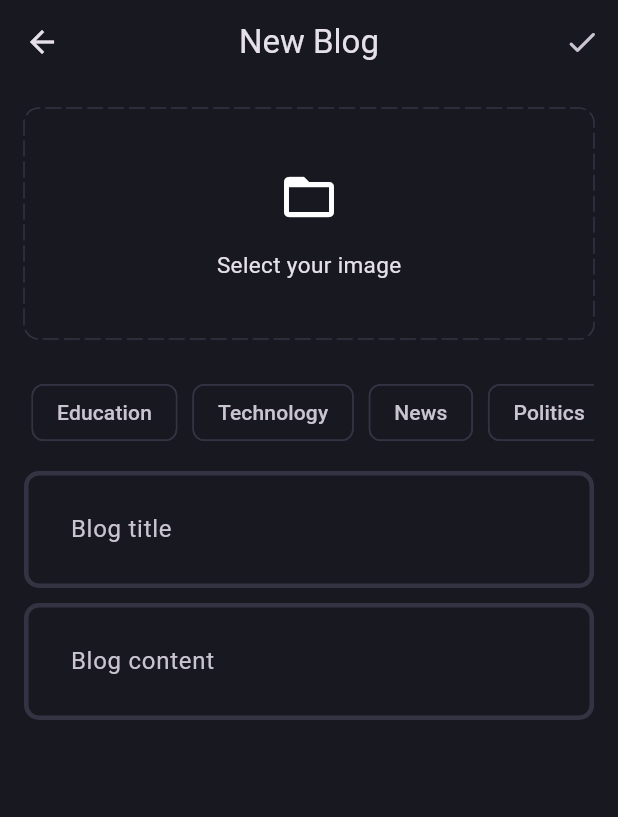
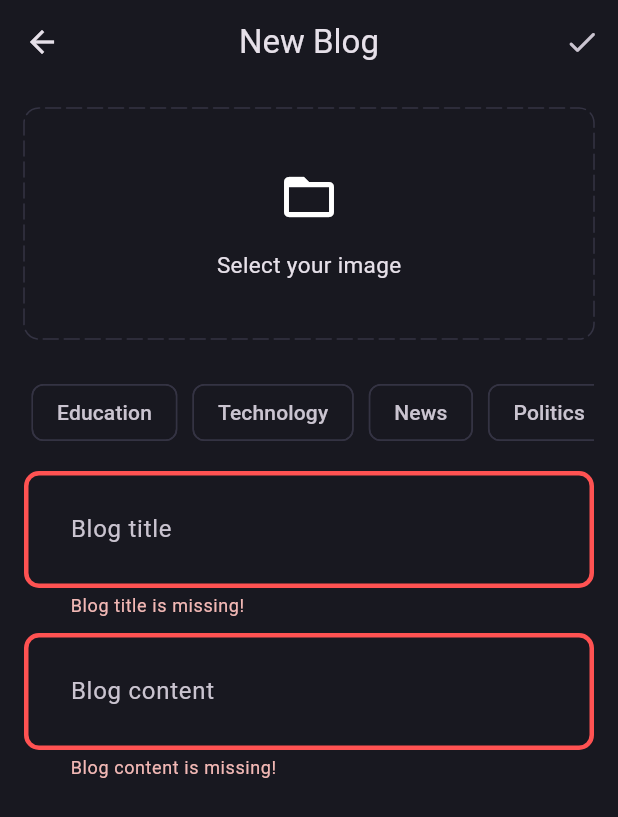
Before and after one commit to tabrezcool6/Blogs-Application-Using-Flutter, a Flutter app: the AddBlogPage screen opened directly, after a tap on the "done" icon, on a phone screen of 412 x 824 dp. Shown: the top 817 px of the screen. Run offline on Flutter 3.47's test engine with Material 3 defaults, Android fonts, the phone set to English and light mode, and no system bars; drawn by our look-alikes of dotted_border; our stand-ins replace flutter_bloc, fpdart, get_it, image_picker, permission_handler, supabase_flutter; accounts and stored records are empty; statements that could not run were skipped.

Commit message:
upload blog feature added

```diff
--- a/lib/features/blogs/presentation/bloc/bloc/blog_bloc.dart
+++ b/lib/features/blogs/presentation/bloc/bloc/blog_bloc.dart
@@ -29,6 +29,8 @@ class BlogBloc extends Bloc<BlogEvent, BlogState> {
     );
 
     result.fold(
-        (l) => emit(BlogFailure(l.message)), (r) => emit(BlogSuccess()));
+      (l) => emit(BlogFailure(l.message)),
+      (r) => emit(BlogSuccess()),
+    );
   }
 }
--- a/lib/features/blogs/presentation/pages/add_blog_page.dart
+++ b/lib/features/blogs/presentation/pages/add_blog_page.dart
@@ -1,11 +1,18 @@
 import 'dart:io';
 
+import 'package:blogs_app/core/common/cubits/app_user/app_user_cubit.dart';
+import 'package:blogs_app/core/common/widgets/loader.dart';
+import 'package:blogs_app/core/error/failures.dart';
 import 'package:blogs_app/core/permissions/storage_permission.dart';
 import 'package:blogs_app/core/theme/app_pallete.dart';
 import 'package:blogs_app/core/utils/utils.dart';
+import 'package:blogs_app/features/auth/presentation/bloc/auth_bloc.dart';
+import 'package:blogs_app/features/blogs/presentation/bloc/bloc/blog_bloc.dart';
+import 'package:blogs_app/features/blogs/presentation/pages/blogs_page.dart';
 import 'package:blogs_app/features/blogs/presentation/widgets/blog_field.dart';
 import 'package:dotted_border/dotted_border.dart';
 import 'package:flutter/material.dart';
+import 'package:flutter_bloc/flutter_bloc.dart';
 
 class AddBlogPage extends StatefulWidget {
   static route() => MaterialPageRoute(
@@ -38,6 +45,25 @@ class _AddBlogPageState extends State<AddBlogPage> {
     }
   }
 
+  void uploadBlogOnTap() {
+    if (formKey.currentState!.validate() &&
+        selectedTopics.isNotEmpty &&
+        image != null) {
+      final posterId =
+          (context.read<AppUserCubit>().state as AppUserLoggedIn).user.id;
+
+      context.read<BlogBloc>().add(
+            BlogUploadEvent(
+              posterId: posterId,
+              title: titleController.text.trim(),
+              content: contentController.text.trim(),
+              imageUrl: image!,
+              topics: selectedTopics,
+            ),
+          );
+    }
+  }
+
   @override
   void dispose() {
     super.dispose();
@@ -52,10 +78,31 @@ class _AddBlogPageState extends State<AddBlogPage> {
         title: const Text('New Blog'),
         centerTitle: true,
         actions: [
-          IconButton(onPressed: () {}, icon: const Icon(Icons.done_rounded))
+          IconButton(
+            onPressed: uploadBlogOnTap,
+            icon: const Icon(Icons.done_rounded),
+          ),
         ],
       ),
-      body: SingleChildScrollView(
+      body: BlocConsumer<BlogBloc, BlogState>(
+        listener: (context, state) {
+          if (state is BlogFailure) {
+            Utils.showSnackBar(context, state.error);
+          } else if (state is BlogSuccess) {
+            Utils.showSnackBar(context, 'Blog uploaded successfully');
+
+            Navigator.pushAndRemoveUntil(
+              context,
+              BlogsPage.route(),
+              (route) => false,
+            );
+          }
+        },
+        builder: (context, state) {
+          if (state is BlogLoading) {
+            return const Loader();
+          }
+          return SingleChildScrollView(
             child: Padding(
               padding: const EdgeInsets.all(16.0),
               child: Form(
@@ -166,6 +213,8 @@ class _AddBlogPageState extends State<AddBlogPage> {
                 ),
               ),
             ),
+          );
+        },
       ),
     );
   }
--- a/lib/features/blogs/presentation/pages/blogs_page.dart
+++ b/lib/features/blogs/presentation/pages/blogs_page.dart
@@ -2,6 +2,7 @@ import 'package:blogs_app/features/blogs/presentation/pages/add_blog_page.dart';
 import 'package:flutter/material.dart';
 
 class BlogsPage extends StatefulWidget {
+  static route() => MaterialPageRoute(builder: (context) => const BlogsPage());
   const BlogsPage({super.key});
 
   @override
--- a/lib/main.dart
+++ b/lib/main.dart
@@ -2,6 +2,7 @@ import 'package:blogs_app/core/common/cubits/app_user/app_user_cubit.dart';
 import 'package:blogs_app/core/theme/theme.dart';
 import 'package:blogs_app/features/auth/presentation/bloc/auth_bloc.dart';
 import 'package:blogs_app/features/auth/presentation/pages/login_page.dart';
+import 'package:blogs_app/features/blogs/presentation/bloc/bloc/blog_bloc.dart';
 import 'package:blogs_app/features/blogs/presentation/pages/blogs_page.dart';
 import 'package:blogs_app/init_dependencies.dart';
 import 'package:flutter/material.dart';
@@ -19,6 +20,7 @@ void main() async {
       providers: [
         BlocProvider(create: (_) => serviceLocator<AppUserCubit>()),
         BlocProvider(create: (_) => serviceLocator<AuthBloc>()),
+        BlocProvider(create: (_) => serviceLocator<BlogBloc>()),
       ],
       child: const MyApp(),
     ),
```
Also changed, not shown: lib/features/blogs/data/datasource/blog_remote_data_source.dart (+5 -3 lines), lib/init_dependencies.dart (+55 -12 lines). Lines whose indentation alone changed are shown as unchanged.
